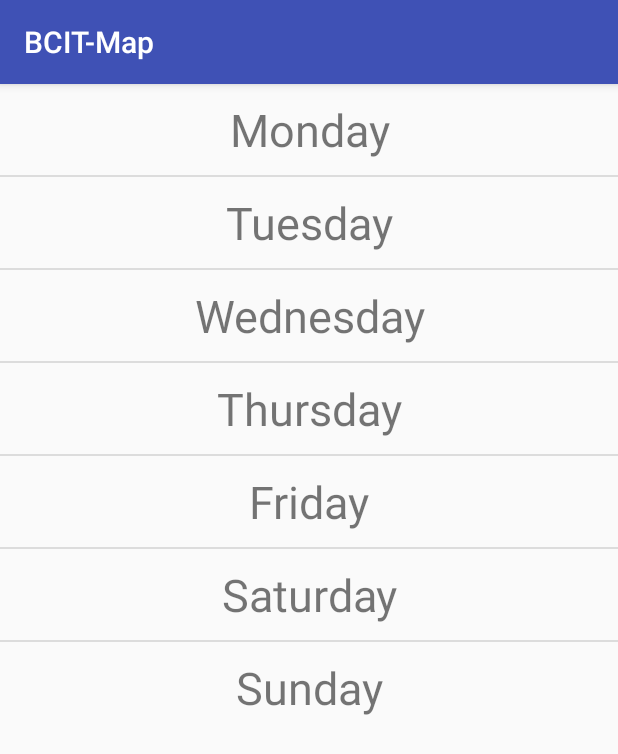
After one commit to ErikaLearned/BCITMap, an Android app: the Schedule screen opened directly, with no data from a screen before it, on a phone screen of 412 x 824 dp. The commit adds this screen. Shown: the top 754 px of the screen. Run offline under Robolectric (Android 15) with nearby library versions, the phone set to English and light mode, and no system bars; network calls fail.

Commit message:
Initial setup of a schedule activity. No functionality.

```diff
--- a/app/src/main/java/a00954431/ca/bcit/comp3717/bcit_map/Entrance_Screen.java
+++ b/app/src/main/java/a00954431/ca/bcit/comp3717/bcit_map/Entrance_Screen.java
@@ -23,4 +23,9 @@ public class Entrance_Screen extends AppCompatActivity {
         Intent intent = new Intent(this, Directions_Menu.class);
         startActivity(intent);
     }
+
+    protected void startSchedule(View v) {
+        Intent intent = new Intent(this, Schedule.class);
+        startActivity(intent);
+    }
 }
--- /dev/null
+++ b/app/src/main/java/a00954431/ca/bcit/comp3717/bcit_map/Schedule.java
@@ -0,0 +1,52 @@
+package a00954431.ca.bcit.comp3717.bcit_map;
+
+import android.support.v7.app.AppCompatActivity;
+import android.os.Bundle;
+import android.view.View;
+import android.widget.AdapterView;
+import android.widget.ArrayAdapter;
+import android.widget.ListView;
+import android.widget.Toast;
+
+public class Schedule extends AppCompatActivity {
+    private ListView listView;
+    private String[] display;
+
+    @Override
+    protected void onCreate(Bundle savedInstanceState) {
+        super.onCreate(savedInstanceState);
+        setContentView(R.layout.activity_schedule);
+
+        // Get ListView object and populate it ((DUMMY DATA ATM))
+        listView = (ListView) findViewById(R.id.schedule_list);
+
+        display = new String[] { "Monday",
+                "Tuesday",
+                "Wednesday",
+                "Thursday",
+                "Friday",
+                "Saturday",
+                "Sunday"
+        };
+
+        ArrayAdapter<String> adapter = new ArrayAdapter<String>(this, R.layout.schedule_textview, display);
+
+        listView.setAdapter(adapter);
+
+        // ListView Item Click Listener
+        listView.setOnItemClickListener(new AdapterView.OnItemClickListener() {
+
+            @Override
+            public void onItemClick(AdapterView<?> parent, View view,
+                                    int position, long id) {
+                // ListView Clicked item value
+                String  itemValue    = (String) listView.getItemAtPosition(position);
+                // Show Alert
+                Toast.makeText(getApplicationContext(),
+                        "ListItem : " +itemValue , Toast.LENGTH_LONG)
+                        .show();
+            }
+        });
+
+    }
+}
--- /dev/null
+++ b/app/src/main/res/layout/activity_schedule.xml
@@ -0,0 +1,13 @@
+<?xml version="1.0" encoding="utf-8"?>
+<LinearLayout xmlns:android="http://schemas.android.com/apk/res/android"
+    android:layout_width="match_parent"
+    android:layout_height="match_parent"
+    android:orientation="vertical">
+
+    <ListView
+        android:id="@+id/schedule_list"
+        android:layout_width="match_parent"
+        android:layout_height="wrap_content" >
+    </ListView>
+
+</LinearLayout>
--- /dev/null
+++ b/app/src/main/res/layout/schedule_textview.xml
@@ -0,0 +1,9 @@
+<?xml version="1.0" encoding="utf-8"?>
+<TextView xmlns:android="http://schemas.android.com/apk/res/android"
+    android:id="@+id/rowTextView"
+    android:layout_width="fill_parent"
+    android:layout_height="wrap_content"
+    android:padding="10dp"
+    android:textSize="30sp"
+    android:textAlignment="center">
+</TextView>
--- a/app/src/main/res/values/dimens.xml
+++ b/app/src/main/res/values/dimens.xml
@@ -2,4 +2,5 @@
     <!-- Default screen margins, per the Android Design guidelines. -->
     <dimen name="activity_horizontal_margin">16dp</dimen>
     <dimen name="activity_vertical_margin">16dp</dimen>
+    <dimen name="fab_margin">16dp</dimen>
 </resources>
--- a/app/src/main/res/values/strings.xml
+++ b/app/src/main/res/values/strings.xml
@@ -19,4 +19,5 @@
         <item>Outside</item>
         <item>Auto-Detect (inaccurate)</item>
     </string-array>
+    <string name="title_activity_schedule">Schedule</string>
 </resources>
```
Also changed, not shown: app/build.gradle (+4 -3 lines), app/src/main/AndroidManifest.xml (+4 -3 lines), app/src/main/res/layout/activity_entrance__screen.xml (+9 -0 lines), app/src/main/res/values-v21/styles.xml (added, +9 -0 lines), app/src/main/res/values/styles.xml (+9 -0 lines).
